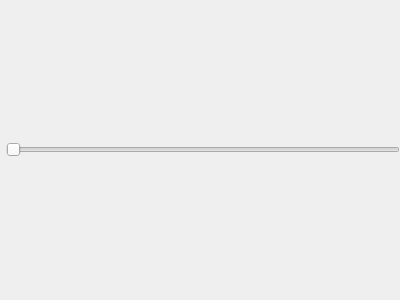
First picture: the form in src/gui/widgets/docks/time_slider.ui, repository KDE/glaxnimate, before the edit.
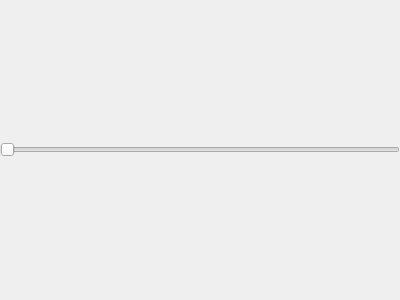
Second picture: the form after the edit. Icons and pictures are not drawn. Custom widgets are drawn as their Qt base class.

```diff
--- a/src/gui/widgets/docks/time_slider.ui
+++ b/src/gui/widgets/docks/time_slider.ui
@@ -18,6 +18,9 @@
   </property>
   <widget class="QWidget" name="dockWidgetContents">
    <layout class="QHBoxLayout" name="horizontalLayout">
+    <property name="spacing">
+     <number>0</number>
+    </property>
     <property name="leftMargin">
      <number>0</number>
     </property>
```
Left out of the diff: 2 changed lines with no effect on the pictures.
